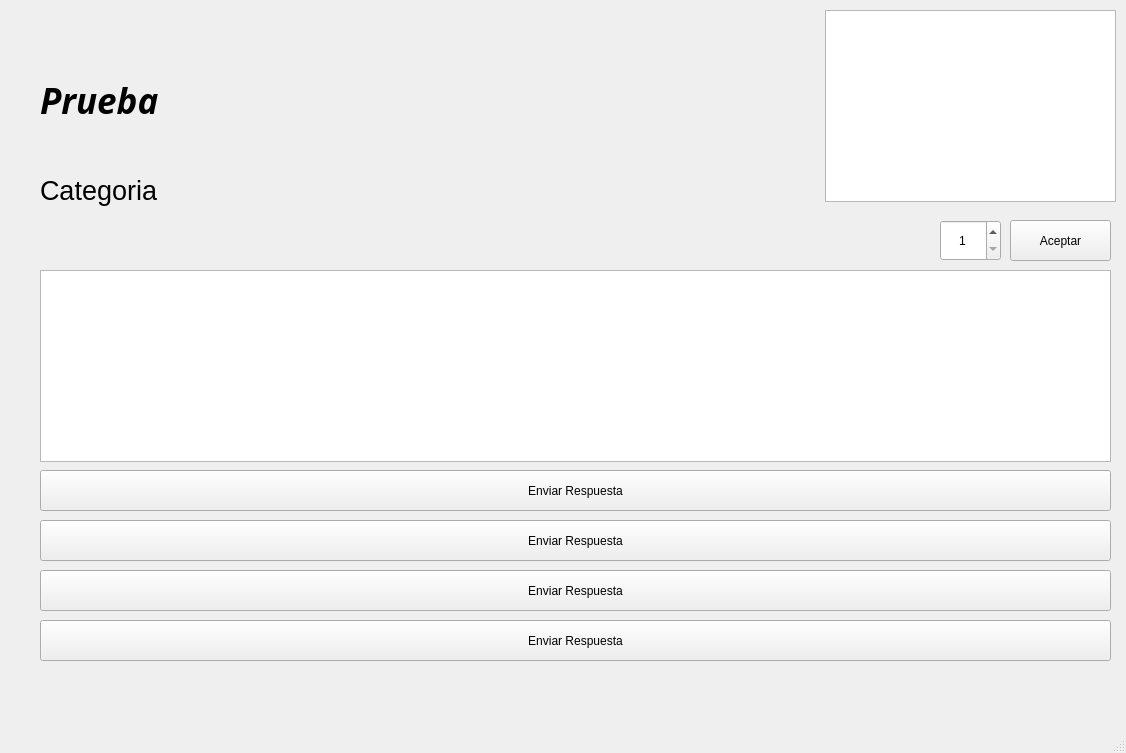
Nastupiste/Proyecto_Servidor, file ventana.ui: the form before one commit.
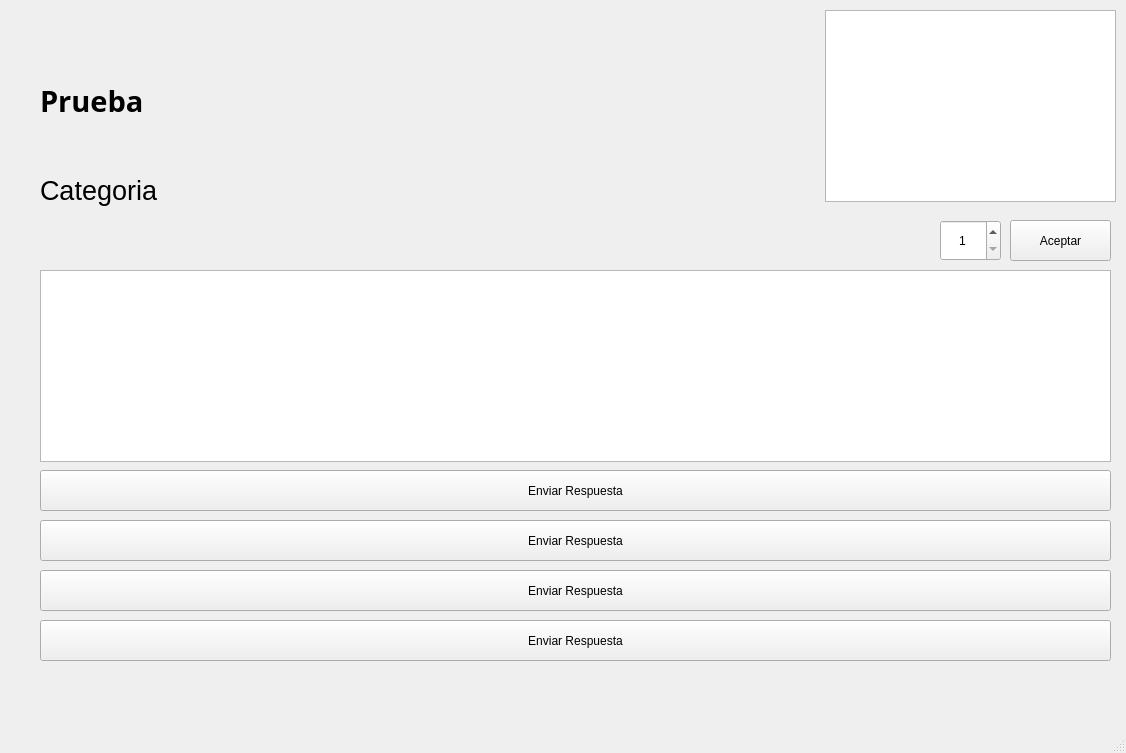
The form after the commit.

Commit message: reajuste de ventas

The edit to the form file:
```diff
--- a/ventana.ui
+++ b/ventana.ui
@@ -107,9 +107,9 @@
     <property name="font">
      <font>
       <family>Source Code Pro Black</family>
-      <pointsize>26</pointsize>
+      <pointsize>22</pointsize>
       <weight>75</weight>
-      <italic>true</italic>
+      <italic>false</italic>
       <bold>true</bold>
      </font>
     </property>
@@ -177,8 +177,8 @@
    <widget class="QLabel" name="eAcierto">
     <property name="geometry">
      <rect>
-      <x>730</x>
-      <y>220</y>
+      <x>480</x>
+      <y>670</y>
       <width>191</width>
       <height>41</height>
      </rect>
@@ -191,6 +191,9 @@
     <property name="text">
      <string/>
     </property>
+    <property name="alignment">
+     <set>Qt::AlignCenter</set>
+    </property>
    </widget>
   </widget>
   <widget class="QStatusBar" name="statusbar"/>
```
Left out of the diff: 2 changed lines with no effect on the pictures. The commit also changes 2 other files.
